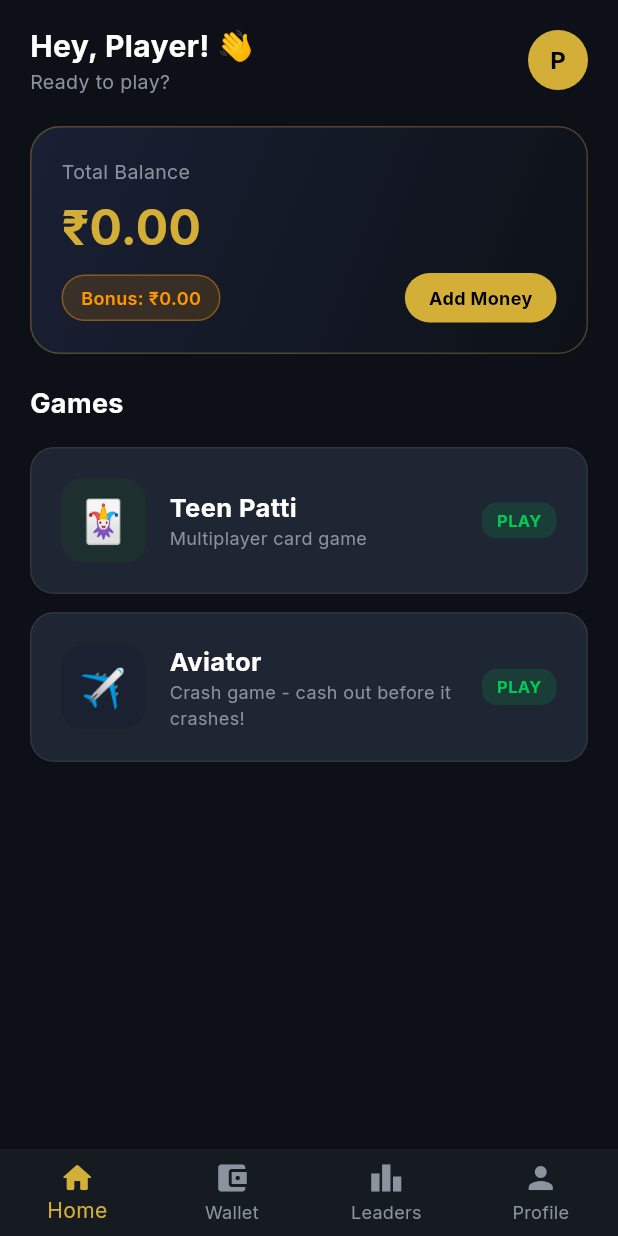
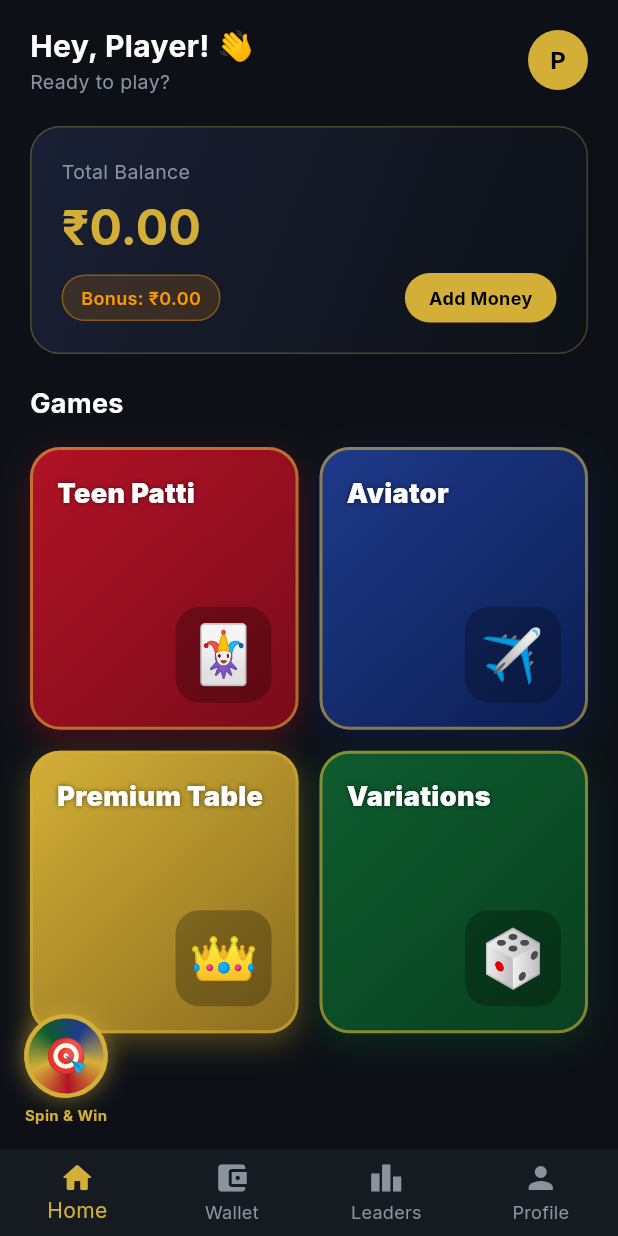
Before and after one commit to rahul1431/teen, a Flutter app: the HomePage screen opened by its route, on a phone screen of 412 x 824 dp. Run offline on Flutter 3.47's test engine with Material 3 defaults, Android fonts, the phone set to English and light mode, and no system bars; our stand-ins replace dio, firebase_core, firebase_messaging, flutter_local_notifications, flutter_secure_storage, go_router and 3 more; missing offline and left inert: razorpay_flutter; accounts and stored records are empty; network calls fail.

Commit message:
style(home+lobby): menu-card grid, Spin & Win wheel, gold/red lobby pills
Reference-match item 6/6.

home_page.dart
- Replaced the two large game rows with a 2x2 menu-card grid: Teen Patti
  (red), Aviator (blue), Premium Table (gold), Variations (green). Each
  card is a glossy gradient panel with gold border, big emoji glyph, and
  a colored drop-shadow.
- Premium Table routes to /games/teen-patti?premium=1 (flag for later).
  Variations opens a 'Coming soon' snackbar (placeholder).
- Added a decorative rotating Spin & Win wheel at bottom-left (sweep
  gradient, gold border, glow) — tap shows 'Coming soon'.
- Wheel uses an AnimationController repeating every 8s; disposed cleanly.

lobby_page.dart
- AppBar now shows a gold-trimmed balance chip (🪙 ₹—); fetched from
  /api/wallet/balance with graceful offline fallback.
- New 'Quick Match' hero button at the top — wraps the existing
  matchmaking flow at the chosen stake.
- Stake buttons restyled as gold-trimmed red gradient pills (matches the
  reference) with white text + drop-shadow when selected.
- Removed the now-redundant bottom 'Join Table' button (Quick Match
  covers it).

Co-Authored-By: Claude Opus 4.7 <noreply@anthropic.com>
Claude-Session: https://claude.ai/code/session_01DgaqTVywm8RvmkbXJJkWDQ

```diff
--- a/mobile/lib/features/home/home_page.dart
+++ b/mobile/lib/features/home/home_page.dart
@@ -12,16 +12,27 @@ class HomePage extends StatefulWidget {
   State<HomePage> createState() => _HomePageState();
 }
 
-class _HomePageState extends State<HomePage> {
+class _HomePageState extends State<HomePage> with SingleTickerProviderStateMixin {
   int _selectedIndex = 0;
   Map<String, dynamic>? _user;
   String _realBalance = '0.00';
   String _bonusBalance = '0.00';
+  late final AnimationController _wheelCtrl;
 
   @override
   void initState() {
     super.initState();
+    _wheelCtrl = AnimationController(
+      vsync: this,
+      duration: const Duration(seconds: 8),
+    )..repeat();
     _loadUserData();
+  }
+
+  @override
+  void dispose() {
+    _wheelCtrl.dispose();
+    super.dispose();
   }
 
   Future<void> _loadUserData() async {
@@ -42,11 +53,16 @@ class _HomePageState extends State<HomePage> {
   Widget build(BuildContext context) {
     return Scaffold(
       body: SafeArea(
-        child: CustomScrollView(
+        child: Stack(
+          children: [
+            CustomScrollView(
               slivers: [
                 SliverToBoxAdapter(child: _buildHeader()),
                 SliverToBoxAdapter(child: _buildBalanceCard()),
-            SliverToBoxAdapter(child: _buildGamesSection()),
+                SliverToBoxAdapter(child: _buildGamesGrid()),
+              ],
+            ),
+            Positioned(bottom: 16, left: 16, child: _buildSpinWinWheel()),
           ],
         ),
       ),
@@ -113,51 +129,120 @@ class _HomePageState extends State<HomePage> {
     child: Text('$label: $value', style: TextStyle(color: color, fontSize: 12, fontWeight: FontWeight.w600)),
   );
 
-  Widget _buildGamesSection() => Padding(
-    padding: const EdgeInsets.symmetric(horizontal: 20),
+  Widget _buildGamesGrid() => Padding(
+    padding: const EdgeInsets.fromLTRB(20, 0, 20, 100),
     child: Column(
       crossAxisAlignment: CrossAxisAlignment.start,
       children: [
         const Text('Games', style: TextStyle(fontSize: 18, fontWeight: FontWeight.bold)),
         const SizedBox(height: 16),
-        _gameCard('🃏 Teen Patti', 'Multiplayer card game', 'Live tables available', AppColors.teenPattiGreen, () => context.push('/games/teen-patti')),
-        const SizedBox(height: 12),
-        _gameCard('✈️ Aviator', 'Crash game - cash out before it crashes!', 'Round starting soon...', AppColors.aviatorBlue, () => context.push('/games/aviator')),
-        const SizedBox(height: 80),
+        GridView.count(
+          crossAxisCount: 2,
+          shrinkWrap: true,
+          physics: const NeverScrollableScrollPhysics(),
+          mainAxisSpacing: 14,
+          crossAxisSpacing: 14,
+          childAspectRatio: 0.95,
+          children: [
+            _menuCard('Teen Patti', '🃏', const [Color(0xFFB11226), Color(0xFF7A0C1A)],
+                () => context.push('/games/teen-patti')),
+            _menuCard('Aviator', '✈️', const [Color(0xFF1E3A8A), Color(0xFF0B1E52)],
+                () => context.push('/games/aviator')),
+            _menuCard('Premium Table', '👑', const [Color(0xFFD4AF37), Color(0xFF8A6D1E)],
+                () => context.push('/games/teen-patti?premium=1')),
+            _menuCard('Variations', '🎲', const [Color(0xFF0E5C2F), Color(0xFF08401F)],
+                () => _comingSoon('Variations')),
+          ],
+        ),
       ],
     ),
   );
 
-  Widget _gameCard(String title, String subtitle, String badge, Color color, VoidCallback onTap) => GestureDetector(
+  Widget _menuCard(String title, String icon, List<Color> gradient, VoidCallback onTap) => GestureDetector(
     onTap: onTap,
     child: Container(
-      padding: const EdgeInsets.all(20),
       decoration: BoxDecoration(
-        color: AppColors.cardBg,
+        gradient: LinearGradient(begin: Alignment.topLeft, end: Alignment.bottomRight, colors: gradient),
+        borderRadius: BorderRadius.circular(20),
+        border: Border.all(color: AppColors.gold.withOpacity(0.6), width: 2),
+        boxShadow: [
+          BoxShadow(color: gradient.last.withOpacity(0.55), blurRadius: 16, offset: const Offset(0, 6)),
+        ],
+      ),
+      child: Padding(
+        padding: const EdgeInsets.all(16),
+        child: Column(
+          mainAxisAlignment: MainAxisAlignment.spaceBetween,
+          crossAxisAlignment: CrossAxisAlignment.start,
+          children: [
+            Text(title,
+                style: const TextStyle(
+                    fontSize: 18,
+                    fontWeight: FontWeight.w900,
+                    color: Colors.white,
+                    shadows: [Shadow(color: Colors.black54, blurRadius: 4)])),
+            Align(
+              alignment: Alignment.bottomRight,
+              child: Container(
+                width: 64,
+                height: 64,
+                alignment: Alignment.center,
+                decoration: BoxDecoration(
+                  color: Colors.black26,
                   borderRadius: BorderRadius.circular(16),
-        border: Border.all(color: AppColors.border),
                 ),
-      child: Row(
-        children: [
-          Container(
-            width: 56, height: 56,
-            decoration: BoxDecoration(color: color.withOpacity(0.2), borderRadius: BorderRadius.circular(14)),
-            child: Center(child: Text(title.split(' ')[0], style: const TextStyle(fontSize: 28))),
+                child: Text(icon, style: const TextStyle(fontSize: 38)),
               ),
-          const SizedBox(width: 16),
-          Expanded(
-            child: Column(crossAxisAlignment: CrossAxisAlignment.start, children: [
-              Text(title.split(' ').skip(1).join(' '), style: const TextStyle(fontSize: 17, fontWeight: FontWeight.bold)),
-              Text(subtitle, style: const TextStyle(color: AppColors.textSecondary, fontSize: 12)),
-            ]),
-          ),
-          Container(
-            padding: const EdgeInsets.symmetric(horizontal: 10, vertical: 4),
-            decoration: BoxDecoration(color: AppColors.green.withOpacity(0.15), borderRadius: BorderRadius.circular(10)),
-            child: const Text('PLAY', style: TextStyle(color: AppColors.green, fontSize: 11, fontWeight: FontWeight.bold)),
             ),
           ],
         ),
+      ),
+    ),
+  );
+
+  void _comingSoon(String feature) {
+    ScaffoldMessenger.of(context).showSnackBar(
+      SnackBar(content: Text('$feature — coming soon'), behavior: SnackBarBehavior.floating),
+    );
+  }
+
+  /// Decorative Spin & Win wheel — animates, taps to "coming soon".
+  Widget _buildSpinWinWheel() => GestureDetector(
+    onTap: () => _comingSoon('Spin & Win'),
+    child: Column(
+      mainAxisSize: MainAxisSize.min,
+      children: [
+        RotationTransition(
+          turns: _wheelCtrl,
+          child: Container(
+            width: 56,
+            height: 56,
+            decoration: BoxDecoration(
+              shape: BoxShape.circle,
+              gradient: const SweepGradient(
+                colors: [
+                  Color(0xFFB11226),
+                  Color(0xFFD4AF37),
+                  Color(0xFF0E5C2F),
+                  Color(0xFF1E3A8A),
+                  Color(0xFFD4AF37),
+                  Color(0xFFB11226),
+                ],
+              ),
+              border: Border.all(color: AppColors.gold, width: 3),
+              boxShadow: [
+                BoxShadow(color: AppColors.gold.withOpacity(0.5), blurRadius: 12, spreadRadius: 1),
+              ],
+            ),
+            child: const Center(
+              child: Text('🎯', style: TextStyle(fontSize: 22)),
+            ),
+          ),
+        ),
+        const SizedBox(height: 4),
+        const Text('Spin & Win',
+            style: TextStyle(color: AppColors.gold, fontSize: 10, fontWeight: FontWeight.bold)),
+      ],
     ),
   );
 
```
Also changed, not shown: mobile/lib/features/games/teen_patti/lobby_page.dart (+73 -18 lines). Lines whose indentation alone changed are shown as unchanged.
